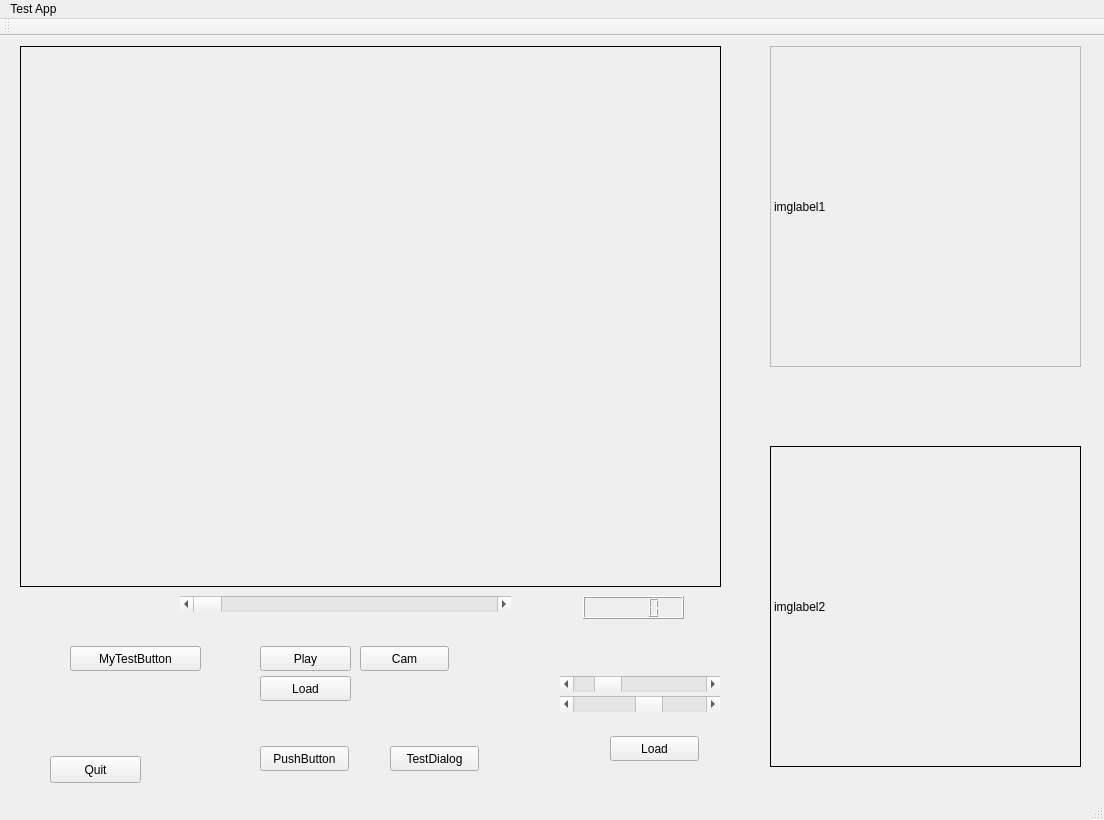
Before: the Qt Designer form mainwindow.ui in HellMood/qtplayground, drawn with Qt 5.
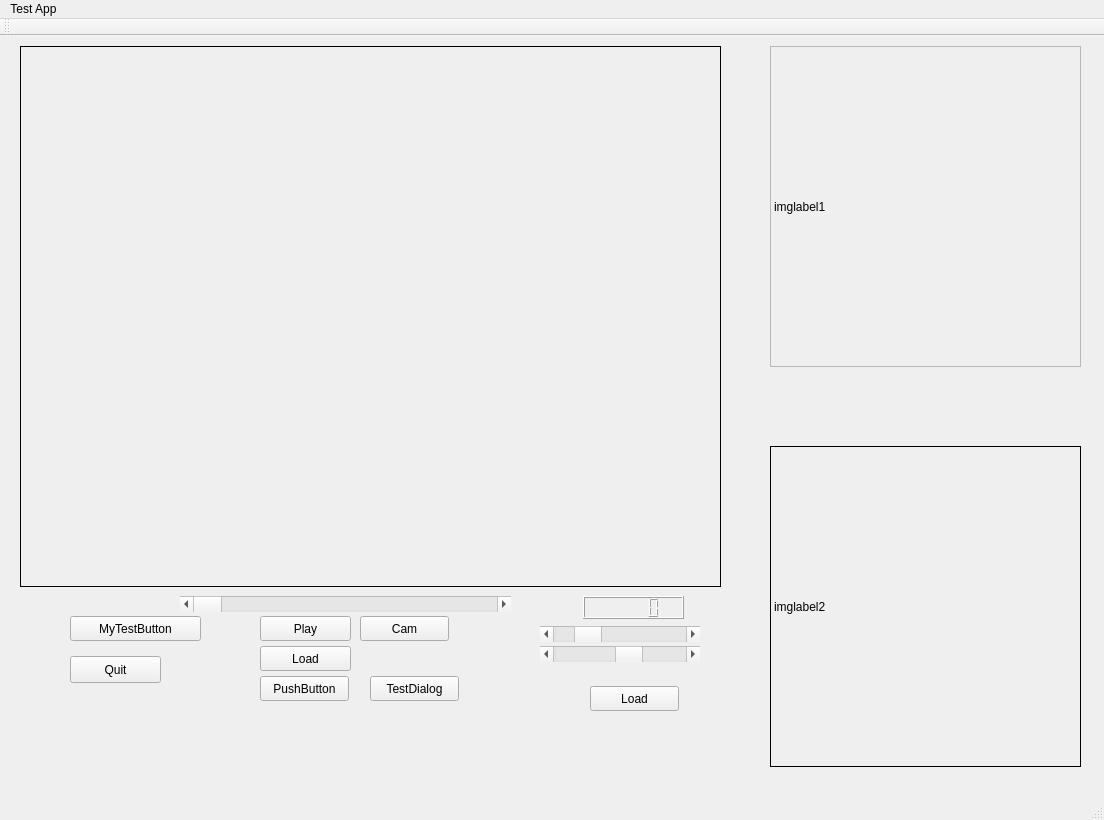
After: the same form once the commit is applied. Icons and pictures are not drawn.

What changed in the file:
```diff
--- a/mainwindow.ui
+++ b/mainwindow.ui
@@ -1226,8 +1226,8 @@
    <widget class="QPushButton" name="pushButton">
     <property name="geometry">
      <rect>
-      <x>50</x>
-      <y>720</y>
+      <x>70</x>
+      <y>620</y>
       <width>91</width>
       <height>27</height>
      </rect>
@@ -1243,7 +1243,7 @@
     <property name="geometry">
      <rect>
       <x>260</x>
-      <y>640</y>
+      <y>610</y>
       <width>91</width>
       <height>25</height>
      </rect>
@@ -1281,7 +1281,7 @@
     <property name="geometry">
      <rect>
       <x>260</x>
-      <y>610</y>
+      <y>580</y>
       <width>91</width>
       <height>25</height>
      </rect>
@@ -1334,8 +1334,8 @@
    <widget class="QPushButton" name="pushButton_4">
     <property name="geometry">
      <rect>
-      <x>610</x>
-      <y>700</y>
+      <x>590</x>
+      <y>650</y>
       <width>89</width>
       <height>25</height>
      </rect>
@@ -1347,8 +1347,8 @@
    <widget class="QScrollBar" name="horizontalScrollBar">
     <property name="geometry">
      <rect>
-      <x>560</x>
-      <y>640</y>
+      <x>540</x>
+      <y>590</y>
       <width>160</width>
       <height>16</height>
      </rect>
@@ -1366,8 +1366,8 @@
    <widget class="QScrollBar" name="horizontalScrollBar_2">
     <property name="geometry">
      <rect>
-      <x>560</x>
-      <y>660</y>
+      <x>540</x>
+      <y>610</y>
       <width>160</width>
       <height>16</height>
      </rect>
@@ -1386,7 +1386,7 @@
     <property name="geometry">
      <rect>
       <x>360</x>
-      <y>610</y>
+      <y>580</y>
       <width>89</width>
       <height>25</height>
      </rect>
@@ -1422,7 +1422,7 @@
     <property name="geometry">
      <rect>
       <x>260</x>
-      <y>710</y>
+      <y>640</y>
       <width>89</width>
       <height>25</height>
      </rect>
@@ -1434,8 +1434,8 @@
    <widget class="QPushButton" name="pushButton_7">
     <property name="geometry">
      <rect>
-      <x>390</x>
-      <y>710</y>
+      <x>370</x>
+      <y>640</y>
       <width>89</width>
       <height>25</height>
      </rect>
@@ -1448,7 +1448,7 @@
     <property name="geometry">
      <rect>
       <x>70</x>
-      <y>610</y>
+      <y>580</y>
       <width>131</width>
       <height>25</height>
      </rect>
```
Left out of the diff: 4 changed lines with no effect on the pictures.
